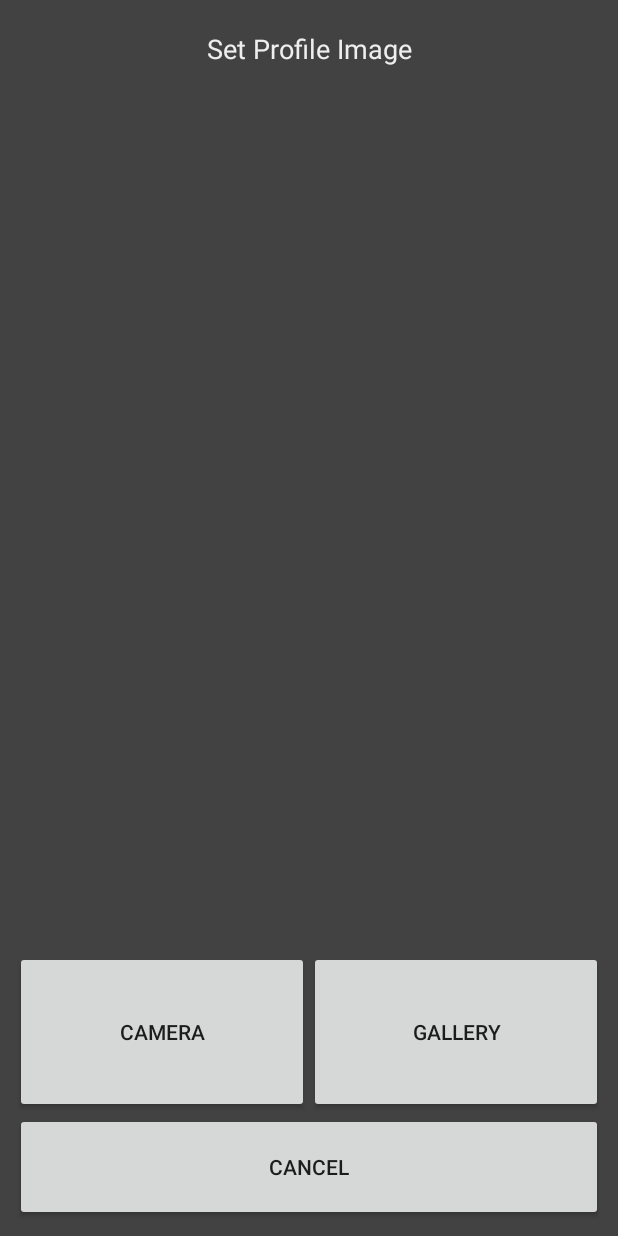
After one commit to heartbeatmaker/Canaria, an Android app: the layout camera_dialog.xml on its own in the app's theme, with its tools: preview values and no code run, on a phone screen of 412 x 824 dp. The commit adds this screen. Run offline under Robolectric (Android 15) with nearby library versions, the phone set to English and light mode, and no system bars.

Commit message:
프로필 사진 업로드

```diff
--- a/app/build.gradle
+++ b/app/build.gradle
@@ -26,6 +26,8 @@ dependencies {
     implementation 'com.android.support.constraint:constraint-layout:1.1.3'
     implementation 'com.android.support:design:28.0.0'
     testImplementation 'junit:junit:4.12'
+    implementation 'com.github.bumptech.glide:glide:4.4.0'
+    annotationProcessor 'com.github.bumptech.glide:compiler:4.4.0'
     androidTestImplementation 'com.android.support.test:runner:1.0.2'
     androidTestImplementation 'com.android.support.test.espresso:espresso-core:3.0.2'
     compile group: 'cz.msebera.android', name: 'httpclient', version: '4.4.1.2'
--- a/app/src/main/java/com/android/canaria/MainActivity.java
+++ b/app/src/main/java/com/android/canaria/MainActivity.java
@@ -70,7 +70,7 @@ public class MainActivity extends AppCompatActivity {
         context = getApplicationContext();
 
         mainService = new MainService(getApplicationContext());
-        serviceIntent = new Intent(context, MainService.class);
+        serviceIntent = new Intent(MainActivity.this, MainService.class);
 
         //지금 서비스가 실행되고 있지 않다면 -> 서비스를 실행한다
         if(!isMyServiceRunning(mainService.getClass())){
--- a/app/src/main/java/com/android/canaria/login/SignUpActivity.java
+++ b/app/src/main/java/com/android/canaria/login/SignUpActivity.java
@@ -24,6 +24,7 @@ import android.widget.LinearLayout;
 import android.widget.TextView;
 import android.widget.Toast;
 
+import com.android.canaria.Function;
 import com.android.canaria.MainActivity;
 import com.android.canaria.R;
 import com.google.android.gms.auth.api.credentials.Credential;
@@ -99,6 +100,10 @@ public class SignUpActivity extends AppCompatActivity {
         setContentView(R.layout.activity_sign_up);
 
         Log.d(TAG,"oncreate");
+
+        //알람 설정을 true로 초기화한다
+        // -- 임시 설정임!! 원래 회원가입 완료했을 때 SmsVerification_SecondActivity에서 한 번만 실행하는 코드임
+        Function.setBoolean(getApplicationContext(), "alarm", true);
 
         automaticLogin();//이미 로그인 상태면, 메인화면으로 전환한다
 
--- a/app/src/main/java/com/android/canaria/login/SmsVerification_SecondActivity.java
+++ b/app/src/main/java/com/android/canaria/login/SmsVerification_SecondActivity.java
@@ -11,6 +11,7 @@ import android.widget.EditText;
 import android.widget.TextView;
 import android.widget.Toast;
 
+import com.android.canaria.Function;
 import com.android.canaria.MainActivity;
 import com.android.canaria.R;
 import com.google.android.gms.auth.api.credentials.CredentialsClient;
@@ -321,7 +322,8 @@ public class SmsVerification_SecondActivity extends AppCompatActivity {
 //                        });
 
 
-
+                //알람 설정을 true로 초기화한다
+                Function.setBoolean(getApplicationContext(), "alarm", true);
 
 
                 //메인 화면으로 넘어간다
--- /dev/null
+++ b/app/src/main/res/layout/camera_dialog.xml
@@ -0,0 +1,67 @@
+<?xml version="1.0" encoding="utf-8"?>
+<RelativeLayout xmlns:android="http://schemas.android.com/apk/res/android"
+    xmlns:app="http://schemas.android.com/apk/res-auto"
+    xmlns:tools="http://schemas.android.com/tools"
+    android:layout_width="match_parent"
+    android:layout_height="wrap_content"
+    android:background="@color/cardview_dark_background"
+    android:orientation="vertical">
+
+    <TextView
+        android:id="@+id/dialog_title"
+        android:layout_width="match_parent"
+        android:layout_height="wrap_content"
+        android:text="Set Profile Image"
+        android:textColor="@color/grey"
+        android:textSize="18sp"
+        android:gravity="center"
+        android:layout_marginTop="20dp"/>
+
+    <ImageView
+        android:id="@+id/profile_imageView"
+        android:layout_width="match_parent"
+        android:layout_height="wrap_content"
+        android:layout_below="@id/dialog_title"
+        android:layout_above="@id/dialog_linearLayout"/>
+
+    <LinearLayout
+        android:layout_alignParentBottom="true"
+        android:id="@+id/dialog_linearLayout"
+        android:layout_width="match_parent"
+        android:layout_height="200dp"
+        android:orientation="vertical"
+        android:padding="10dp">
+
+        <LinearLayout
+            android:layout_width="match_parent"
+            android:layout_height="0dp"
+            android:layout_weight="1.5">
+
+            <Button
+                android:id="@+id/camera_btn"
+                android:layout_width="0dp"
+                android:layout_height="match_parent"
+                android:layout_weight="1"
+                android:text="CAMERA" />
+
+            <Button
+                android:id="@+id/gallery_btn"
+                android:layout_width="0dp"
+                android:layout_height="match_parent"
+                android:layout_weight="1"
+                android:text="GALLERY" />
+
+        </LinearLayout>
+
+        <Button
+            android:id="@+id/dialog_cancel_btn"
+            android:layout_width="match_parent"
+            android:layout_height="0dp"
+            android:layout_weight="1"
+            android:text="CANCEL" />
+
+    </LinearLayout>
+
+
+
+</RelativeLayout>
--- a/app/src/main/res/layout/main_fragment3.xml
+++ b/app/src/main/res/layout/main_fragment3.xml
@@ -17,7 +17,7 @@
         android:layout_marginTop="10dp">
 
         <ImageView
-            android:id="@+id/myPage_profile_imageView"
+            android:id="@+id/main_fragment3_profile_imageView"
             android:layout_width="100dp"
             android:layout_height="100dp"
             android:layout_gravity="center"
--- /dev/null
+++ b/app/src/main/res/xml/file_paths.xml
@@ -0,0 +1,6 @@
+<?xml version="1.0" encoding="utf-8"?>
+<paths xmlns:android="http://schemas.android.com/apk/res/android">
+    <external-path
+        name="my_images"
+        path="Android/data/com.android.canaria/files/Pictures"/>
+</paths>
```
Also changed, not shown: app/src/main/AndroidManifest.xml (+11 -0 lines), app/src/main/java/com/android/canaria/Function.java (+10 -3 lines), app/src/main/java/com/android/canaria/Main_Fragment3.java (+470 -2 lines), app/src/main/java/com/android/canaria/connect_to_server/MainService.java (+21 -2 lines).
